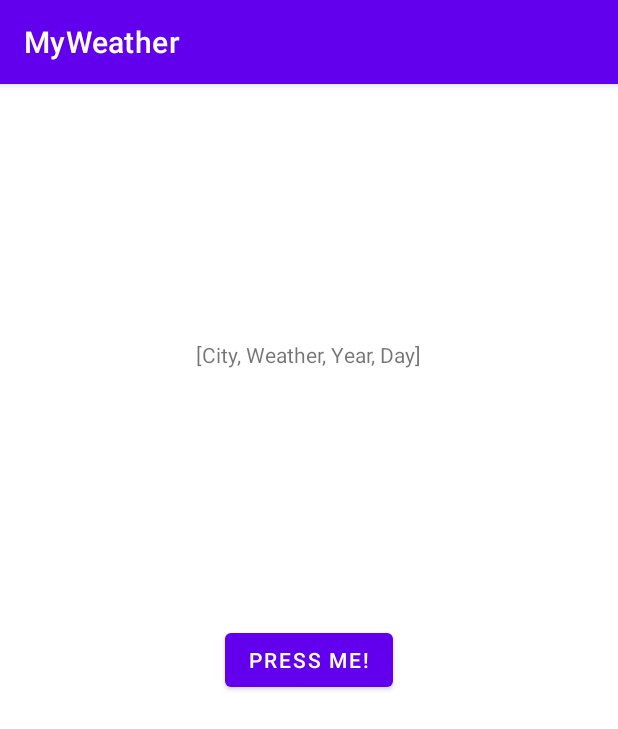
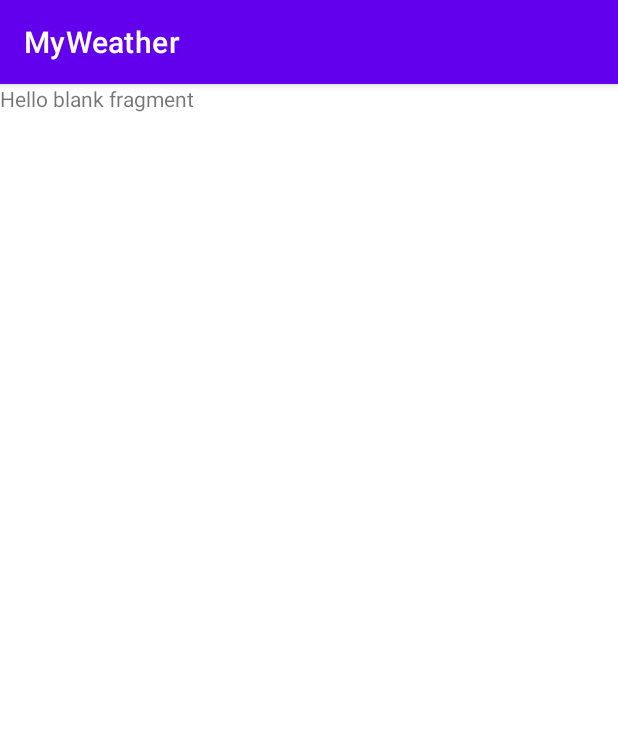
Before and after one commit to EgorKisel/MyWeather, an Android app: the screen it shows after launch (MainActivity), on a phone screen of 412 x 824 dp. Shown: the top 729 px of the screen. Run offline under Robolectric (Android 15) with nearby library versions, the phone set to English and light mode, and no system bars.

Commit message:
Начал делать ДЗ 2

```diff
--- a/app/build.gradle
+++ b/app/build.gradle
@@ -35,6 +35,7 @@ dependencies {
     implementation 'androidx.appcompat:appcompat:1.4.1'
     implementation 'com.google.android.material:material:1.5.0'
     implementation 'androidx.constraintlayout:constraintlayout:2.1.3'
+    implementation 'androidx.legacy:legacy-support-v4:1.0.0'
     testImplementation 'junit:junit:4.+'
     androidTestImplementation 'androidx.test.ext:junit:1.1.3'
     androidTestImplementation 'androidx.test.espresso:espresso-core:3.4.0'
--- a/app/src/main/AndroidManifest.xml
+++ b/app/src/main/AndroidManifest.xml
@@ -9,7 +9,7 @@
         android:roundIcon="@mipmap/ic_launcher_round"
         android:supportsRtl="true"
         android:theme="@style/Theme.MyWeather">
-        <activity android:name=".MainActivity"
+        <activity android:name=".view.MainActivity"
             android:exported="true">
             <intent-filter>
                 <action android:name="android.intent.action.MAIN" />
@@ -17,7 +17,7 @@
                 <category android:name="android.intent.category.LAUNCHER" />
             </intent-filter>
         </activity>
-        <activity android:name=".First"/>
+        <activity android:name=".view.First"/>
     </application>
 
 </manifest>
--- a/app/src/main/java/com/geekbrains/myweather/First.kt
+++ /dev/null
@@ -1,11 +0,0 @@
-package com.geekbrains.myweather
-
-import android.os.Bundle
-import androidx.appcompat.app.AppCompatActivity
-
-class First: AppCompatActivity() {
-    override fun onCreate(savedInstanceState: Bundle?) {
-        super.onCreate(savedInstanceState)
-        setContentView(R.layout.activity_first)
-    }
-}
--- a/app/src/main/java/com/geekbrains/myweather/MainActivity.kt
+++ /dev/null
@@ -1,58 +0,0 @@
-package com.geekbrains.myweather
-
-import android.content.Intent
-import android.os.Bundle
-import android.util.Log
-import android.view.View
-import android.widget.Button
-import android.widget.TextView
-import androidx.appcompat.app.AppCompatActivity
-
-
-class MainActivity : AppCompatActivity() {
-    override fun onCreate(savedInstanceState: Bundle?) {
-        super.onCreate(savedInstanceState)
-        setContentView(R.layout.activity_main)
-
-        val textView = findViewById<TextView>(R.id.text_view)
-        textView.text = list.toString()
-
-        val button = findViewById<Button>(R.id.press_me)
-        button.setOnClickListener {
-            val intent = Intent(this@MainActivity, First::class.java)
-            intent.putExtra("key", "Kotlin")
-            startActivity(intent)
-
-            for(n in 1..9){
-                print("${n * n} \t")
-            }
-
-            for(i in 1..9){
-                for(j in 1..9){
-                    print("${i * j} \t")
-                }
-                println()
-            }
-
-
-            var i = 10
-            while(i > 0){
-                println(i*i)
-                i--;
-            }
-
-
-            val noteOne = Note("Заметка 1", "Текст заметки 1")
-            val noteSecond = noteOne.copy(title = "Заметка 2", description = "Текст заметки 2")
-            fun noteToString(): String {
-                val noteSecondToString: String = noteSecond.title + "" + noteSecond.description
-                return noteSecondToString
-            }
-
-            Log.d("tag", noteSecond.title)
-            Log.d("tag", "$list")
-            Log.d("tag", "${NotesBase.getTest()}")
-        }
-    }
-    private val list = listOf("City", "Weather", "Year", "Day")
-}
--- /dev/null
+++ b/app/src/main/java/com/geekbrains/myweather/view/MainActivity.kt
@@ -0,0 +1,26 @@
+package com.geekbrains.myweather.view
+
+import android.content.Intent
+import android.os.Bundle
+import android.util.Log
+import android.widget.Button
+import android.widget.TextView
+import androidx.appcompat.app.AppCompatActivity
+import com.geekbrains.myweather.Note
+import com.geekbrains.myweather.NotesBase
+import com.geekbrains.myweather.R
+
+
+class MainActivity : AppCompatActivity() {
+    override fun onCreate(savedInstanceState: Bundle?) {
+        super.onCreate(savedInstanceState)
+        setContentView(R.layout.activity_main)
+
+        if(savedInstanceState==null){
+            supportFragmentManager
+                .beginTransaction()
+                .replace(R.id.container, MainFragment.newInstance())
+                .commit()
+        }
+    }
+}
--- /dev/null
+++ b/app/src/main/java/com/geekbrains/myweather/view/MainFragment.kt
@@ -0,0 +1,47 @@
+package com.geekbrains.myweather.view
+
+import android.os.Bundle
+import androidx.fragment.app.Fragment
+import android.view.LayoutInflater
+import android.view.View
+import android.view.ViewGroup
+import android.widget.Toast
+import androidx.lifecycle.LiveData
+import androidx.lifecycle.Observer
+import androidx.lifecycle.ViewModelProvider
+import com.geekbrains.myweather.R
+import com.geekbrains.myweather.viewmodel.MainViewModel
+
+class MainFragment : Fragment() {
+
+    override fun onCreateView(
+        inflater: LayoutInflater, container: ViewGroup?,
+        savedInstanceState: Bundle?
+    ): View? {
+        return inflater.inflate(R.layout.fragment_main, container, false)
+    }
+
+    override fun onViewCreated(view: View, savedInstanceState: Bundle?) {
+        super.onViewCreated(view, savedInstanceState)
+        val viewModel = ViewModelProvider(this).get(MainViewModel::class.java)
+        //val observer = Observer<Any>{renderData(it)}
+        val observer = object:Observer<Any>{
+            override fun onChanged(data: Any?) {
+                if (data != null) {
+                    renderData(data)
+                }
+            }
+        }
+        viewModel.getData().observe(viewLifecycleOwner, observer)
+        viewModel.getWeather()
+    }
+
+    private fun renderData(data: Any){
+        Toast.makeText(requireContext(), "РАБОТАЕТ", Toast.LENGTH_SHORT).show()
+    }
+
+    companion object {
+        @JvmStatic
+        fun newInstance() = MainFragment()
+    }
+}
--- /dev/null
+++ b/app/src/main/java/com/geekbrains/myweather/viewmodel/MainViewModel.kt
@@ -0,0 +1,18 @@
+package com.geekbrains.myweather.viewmodel
+
+import androidx.lifecycle.LiveData
+import androidx.lifecycle.MutableLiveData
+import androidx.lifecycle.ViewModel
+import java.lang.Thread.sleep
+
+class MainViewModel(private val liveData: MutableLiveData<Any> = MutableLiveData()): ViewModel() {
+    fun getData(): LiveData<Any>{
+        return liveData
+    }
+    fun getWeather(){
+        Thread(){
+            sleep(1000L)
+            liveData.postValue(Any())
+        }.start()
+    }
+}
--- a/app/src/main/res/layout/activity_main.xml
+++ b/app/src/main/res/layout/activity_main.xml
@@ -4,23 +4,12 @@
     xmlns:tools="http://schemas.android.com/tools"
     android:layout_width="match_parent"
     android:layout_height="match_parent"
-    tools:context=".MainActivity">
+    tools:context=".view.MainActivity">
 
-    <com.google.android.material.button.MaterialButton
-        android:id="@+id/press_me"
-        android:layout_width="wrap_content"
-        android:layout_height="wrap_content"
-        android:text="Press me!"
-        app:layout_constraintBottom_toBottomOf="parent"
-        app:layout_constraintLeft_toLeftOf="parent"
-        app:layout_constraintRight_toRightOf="parent"
-        app:layout_constraintTop_toTopOf="parent" />
-
-    <TextView
-        android:id="@+id/text_view"
-        android:layout_width="wrap_content"
-        android:layout_height="wrap_content"
-        app:layout_constraintBottom_toTopOf="@+id/press_me"
+    <FrameLayout
+        android:id="@+id/container"
+        android:layout_width="match_parent"
+        android:layout_height="match_parent"
         app:layout_constraintEnd_toEndOf="parent"
         app:layout_constraintStart_toStartOf="parent"
         app:layout_constraintTop_toTopOf="parent"
--- /dev/null
+++ b/app/src/main/res/layout/fragment_main.xml
@@ -0,0 +1,14 @@
+<?xml version="1.0" encoding="utf-8"?>
+<FrameLayout xmlns:android="http://schemas.android.com/apk/res/android"
+    xmlns:tools="http://schemas.android.com/tools"
+    android:layout_width="match_parent"
+    android:layout_height="match_parent"
+    tools:context=".view.MainFragment">
+
+    <!-- TODO: Update blank fragment layout -->
+    <TextView
+        android:layout_width="match_parent"
+        android:layout_height="match_parent"
+        android:text="@string/hello_blank_fragment" />
+
+</FrameLayout>
--- a/app/src/main/res/values/strings.xml
+++ b/app/src/main/res/values/strings.xml
@@ -1,3 +1,5 @@
 <resources>
     <string name="app_name">MyWeather</string>
+    <!-- TODO: Remove or change this placeholder text -->
+    <string name="hello_blank_fragment">Hello blank fragment</string>
 </resources>
```
